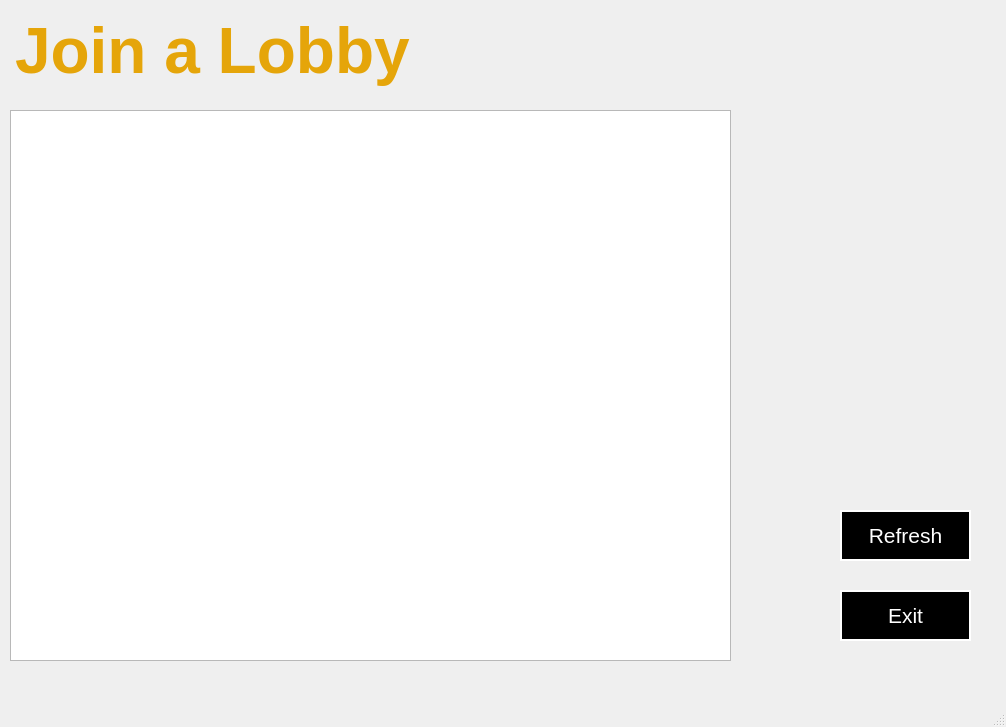
mateozorzi/practice-sdd, file client/Lobby/joinlobby.ui: the form before one commit.
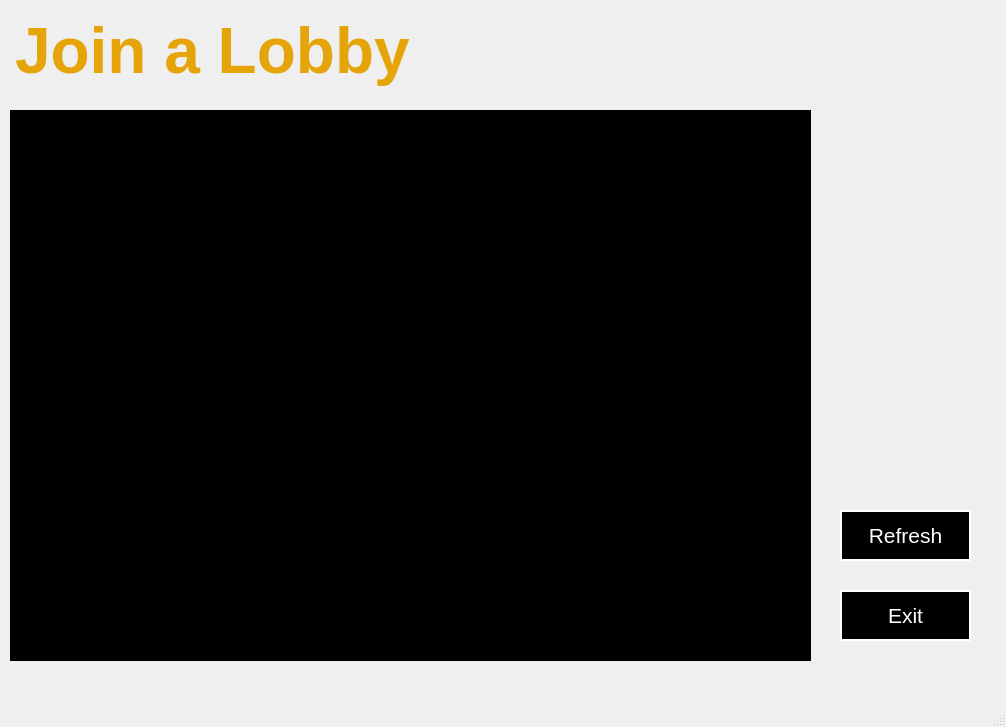
The form after the commit. Icons and pictures are not drawn.

```diff
--- a/client/Lobby/joinlobby.ui
+++ b/client/Lobby/joinlobby.ui
@@ -27,10 +27,40 @@
      <rect>
       <x>10</x>
       <y>110</y>
-      <width>721</width>
+      <width>801</width>
       <height>551</height>
      </rect>
     </property>
+    <property name="styleSheet">
+     <string notr="true">QTableWidget {
+    background-color: black;
+    alternate-background-color: black;
+    text-align: center;
+    gridline-color: white;
+}
+
+QTableWidget::item {
+    color: white;
+    font-size: 8pt;
+    text-align: center;
+    border: 1px solid white;
+    background-color: black;
+    font-weight: normal;
+	text-align: center;
+}
+
+QTableWidget::item:selected {
+    background-color: #333333;
+}
+
+QHeaderView::section {
+	color: rgb(229, 165, 10);
+    font-size: 10pt;
+    background-color: black;
+    border: 1px solid white;
+    text-align: center;
+}</string>
+    </property>
    </widget>
    <widget class="QPushButton" name="refresh">
     <property name="geometry">
```
